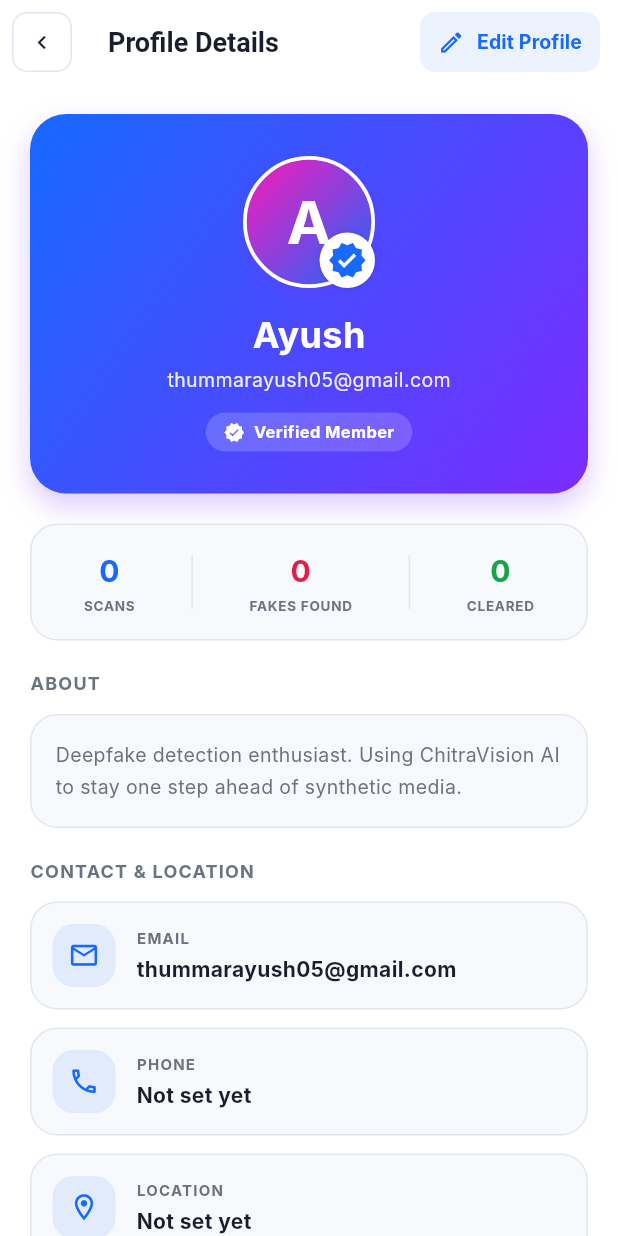
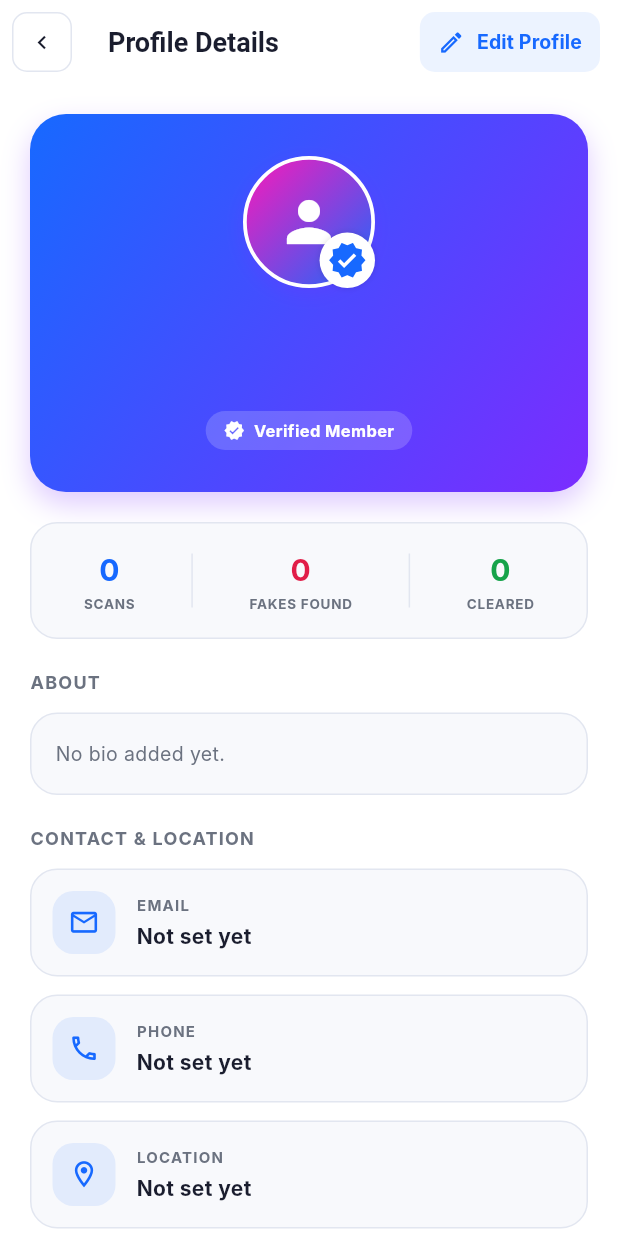
Before and after one commit to Ayush5112006/ai-image-detector, a Flutter app: the HomeScreen screen opened directly, after a tap on the "person" icon, on a phone screen of 412 x 824 dp. Run offline on Flutter 3.47's test engine with Material 3 defaults, Android fonts, the phone set to English and light mode, and no system bars; our stand-ins replace file_picker, firebase_auth, firebase_core, flutter_dotenv, google_sign_in, shared_preferences; missing offline and left inert: mailer; accounts and stored records are empty; network calls fail; Roboto replaces fonts that are missing (Inter).

```diff
--- a/lib/screens/detect_screen.dart
+++ b/lib/screens/detect_screen.dart
@@ -70,7 +70,7 @@ class _DetectScreenState extends State<DetectScreen> {
         leading: Padding(
           padding: const EdgeInsets.fromLTRB(16, 10, 0, 10),
           child: ProfileAvatar(
-            name: 'Ayush',
+            name: '',
             onTap: () => Navigator.pushNamed(context, '/profile_details'),
           ),
         ),
--- a/lib/screens/home_screen.dart
+++ b/lib/screens/home_screen.dart
@@ -15,7 +15,7 @@ class HomeScreen extends StatefulWidget {
 }
 
 class _HomeScreenState extends State<HomeScreen> {
-  String _name = 'Ayush';
+  String _name = '';
 
   @override
   void initState() {
@@ -65,7 +65,7 @@ class _HomeScreenState extends State<HomeScreen> {
                       crossAxisAlignment: CrossAxisAlignment.start,
                       children: [
                         Text(
-                          'Hi, $_name',
+                          _name.isEmpty ? 'Hi there' : 'Hi, $_name',
                           style: const TextStyle(
                             fontSize: 20,
                             fontWeight: FontWeight.bold,
--- a/lib/screens/profile_details_screen.dart
+++ b/lib/screens/profile_details_screen.dart
@@ -18,12 +18,11 @@ class _ProfileDetailsScreenState extends State<ProfileDetailsScreen> {
   static const _keyLocation = 'profile_location';
   static const _keyBio = 'profile_bio';
 
-  String _name = 'Ayush';
-  String _email = 'thummarayush05@gmail.com';
+  String _name = '';
+  String _email = '';
   String _phone = '';
   String _location = '';
-  String _bio =
-      'Deepfake detection enthusiast. Using ChitraVision AI to stay one step ahead of synthetic media.';
+  String _bio = '';
 
   @override
   void initState() {
@@ -421,8 +420,8 @@ class _EditProfileSheetState extends State<_EditProfileSheet> {
   Future<void> _loadCurrentValues() async {
     final prefs = await SharedPreferences.getInstance();
     if (!mounted) return;
-    _nameCtrl.text = prefs.getString(_keyName) ?? 'Ayush';
-    _emailCtrl.text = prefs.getString(_keyEmail) ?? 'thummarayush05@gmail.com';
+    _nameCtrl.text = prefs.getString(_keyName) ?? '';
+    _emailCtrl.text = prefs.getString(_keyEmail) ?? '';
     _phoneCtrl.text = prefs.getString(_keyPhone) ?? '';
     _locationCtrl.text = prefs.getString(_keyLocation) ?? '';
     _bioCtrl.text = prefs.getString(_keyBio) ?? '';
```
